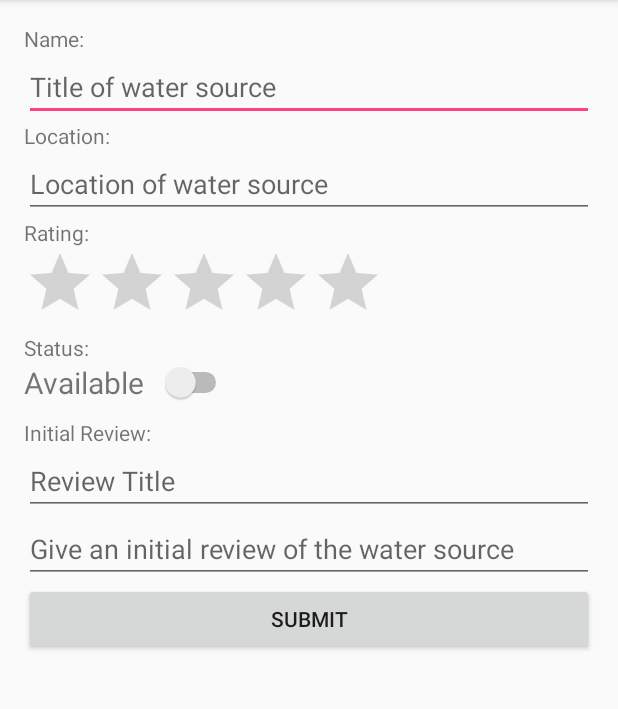
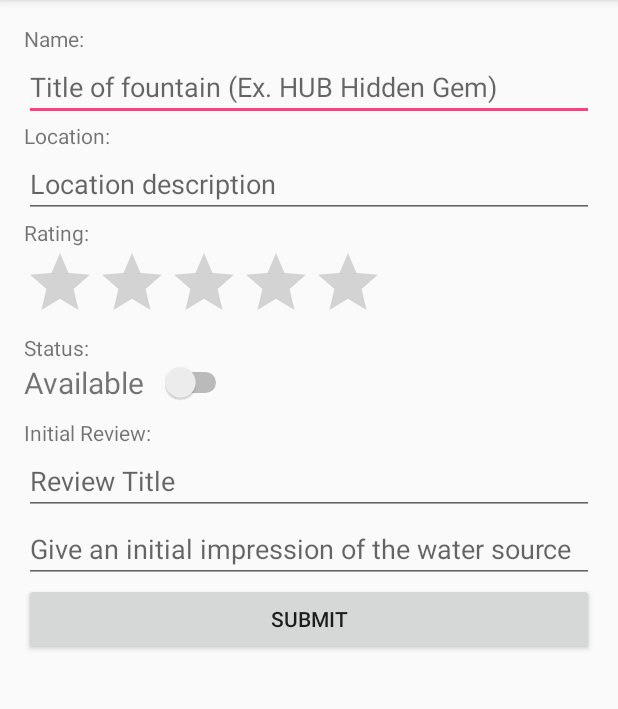
Before and after one commit to CJosephPollock/Floww, an Android app: the AddActivity screen opened directly, with no data from a screen before it, on a phone screen of 412 x 824 dp, the part 84-793 px from its top. Run offline under Robolectric (Android 15) with nearby library versions, the phone set to English and light mode, and no system bars; libraries missing offline, so code that uses them is left out: com.firebase.client; 2 statements that could not run were skipped.

Commit message:
minor form changes

```diff
--- a/Flowww/app/src/main/res/layout/activity_add.xml
+++ b/Flowww/app/src/main/res/layout/activity_add.xml
@@ -19,7 +19,7 @@
     android:id="@+id/set_name"
     android:layout_width="match_parent"
     android:layout_height="wrap_content"
-    android:hint="Title of water source"/>
+    android:hint="Title of fountain (Ex. HUB Hidden Gem)"/>
 
 <TextView
     android:layout_width="wrap_content"
@@ -30,7 +30,7 @@
     android:id="@+id/set_location_description"
     android:layout_width="match_parent"
     android:layout_height="wrap_content"
-    android:hint="Location of water source"/>
+    android:hint="Location description"/>
 
 <TextView
     android:layout_width="wrap_content"
@@ -85,7 +85,7 @@
     android:id="@+id/set_init_review"
     android:layout_width="match_parent"
     android:layout_height="wrap_content"
-    android:hint="Give an initial review of the water source"/>
+    android:hint="Give an initial impression of the water source"/>
 
 <Button
     android:layout_width="match_parent"
```
